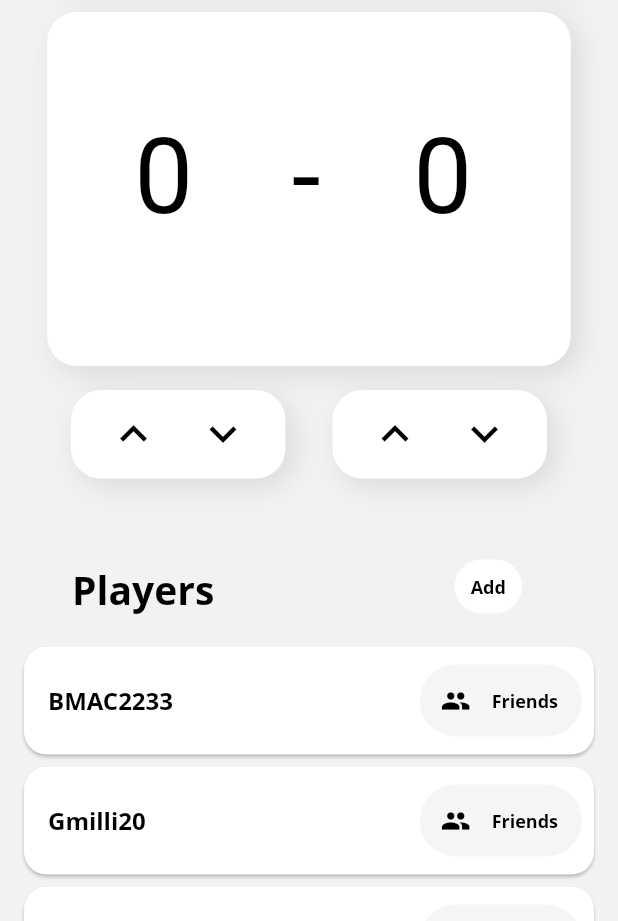
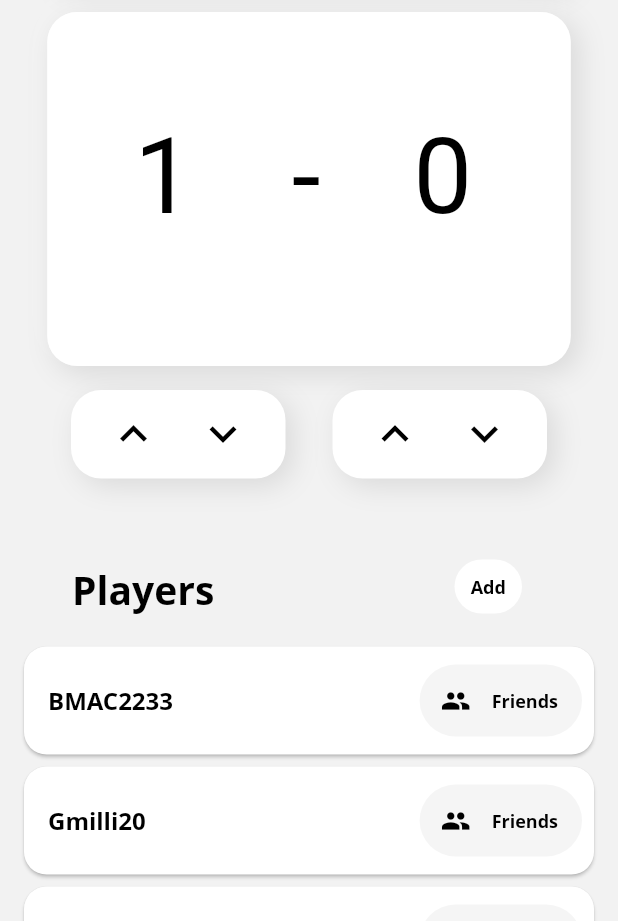
Before and after one commit to gmurr20/dubs_app, a Flutter app: the SessionLeader screen opened by its route, after a tap on the "expand less" icon, on a phone screen of 412 x 824 dp, the part 315-1236 px from its top. Run offline on Flutter 3.47's test engine with Material 2 defaults, Android fonts, the phone set to English and light mode, and no system bars; our stand-ins replace bloc, cloud_firestore, equatable, firebase_auth, flutter_bloc, google_fonts and 2 more; accounts and stored records are empty; Roboto replaces fonts that are missing (Arial Black, Open Sans).

```diff
--- a/lib/bloc/dubs_session/session_bloc.dart
+++ b/lib/bloc/dubs_session/session_bloc.dart
@@ -1,3 +1,4 @@
+import 'package:dubs_app/logger/log_printer.dart';
 import 'package:flutter/material.dart';
 import 'package:bloc/bloc.dart';
 import 'package:dubs_app/bloc/dubs_session/session_events.dart';
@@ -5,13 +6,13 @@ import 'package:dubs_app/bloc/dubs_session/session_states.dart';
 
 class SessionBloc extends Bloc<SessionEvent, SessionState> {
   CountState countState = CountState(0);
-
+  final _logger = getLogger("SessionBloc");
   @override
-  //get count => CountState(count);
   SessionState get initialState => CountState(0);
 
   @override
   Stream<SessionState> mapEventToState(SessionEvent event) async* {
+    _logger.v('Print ${countState.count}');
     yield TempAnimationState(countState);
     if (event is IncrementWinEvent) {
       yield CountState(countState.count + 1);
--- a/lib/router/router.dart
+++ b/lib/router/router.dart
@@ -1,3 +1,4 @@
+import 'package:dubs_app/bloc/dubs_session/session_bloc.dart';
 import 'package:dubs_app/screen/dubs_session/SessionLeader.dart';
 import 'package:dubs_app/logger/log_printer.dart';
 import 'package:dubs_app/model/user.dart';
@@ -23,9 +24,11 @@ const String tutorialROute = '/tutorial';
 
 class Router {
   static UserRepository userRepo = UserRepository();
+  static SessionBloc _sessionBloc = SessionBloc();
   static User currentUser;
   static final _logger = getLogger("Router");
   static BuildContext context;
+
   static Route<dynamic> generateRoute(RouteSettings settings) {
     switch (settings.name) {
       case splashRoute:
@@ -49,9 +52,9 @@ class Router {
       case addUsernameRoute:
         return _createNewPage(SetUserDataPage(userRepository: userRepo));
       case startSessionRoute:
-        return _createNewPage(SessionLeader());
+        return _createNewPage(SessionLeader(sessionBloc: _sessionBloc));
       case testRoute:
-        return _createNewPage(SessionLeader());
+        return _createNewPage(SessionLeader(sessionBloc: _sessionBloc));
       default:
         return MaterialPageRoute(
             builder: (_) => Scaffold(
--- a/lib/screen/dubs_session/Score.dart
+++ b/lib/screen/dubs_session/Score.dart
@@ -1,21 +1,29 @@
 import 'package:dubs_app/bloc/dubs_session/session_bloc.dart';
 import 'package:dubs_app/bloc/dubs_session/session_events.dart';
 import 'package:dubs_app/bloc/dubs_session/session_states.dart';
+import 'package:dubs_app/logger/log_printer.dart';
 import 'package:flutter/material.dart';
 import 'package:flutter_bloc/flutter_bloc.dart';
 
-class Score extends StatelessWidget {
+class Score extends StatefulWidget {
+  SessionBloc sessionBloc;
+
   Score({
     Key key,
+    this.sessionBloc,
   }) : super(key: key);
 
   @override
+  _ScoreState createState() => _ScoreState();
+}
+
+class _ScoreState extends State<Score> {
+  SessionBloc get sessionBloc => widget.sessionBloc;
+
+  final _logger = getLogger("Count");
+
+  @override
   Widget build(BuildContext context) {
-    // int get count => sessionBloc.count;
-    final sessionBloc = SessionBloc();
-
-    sessionBloc.listen(print);
-
     return BlocListener(
         bloc: sessionBloc,
         listener: (
@@ -29,6 +37,7 @@ class Score extends StatelessWidget {
               SessionState state,
             ) {
               int count;
+
               if (state is CountState) {
                 CountState countState = state;
                 count = countState.count;
@@ -36,7 +45,7 @@ class Score extends StatelessWidget {
                 TempAnimationState countState = state;
                 count = countState.count;
               }
-
+              _logger.v('Print ${count}');
               return Stack(
                 children: <Widget>[
                   // Adobe XD layer: 'Modal BG' (group)
--- a/lib/screen/dubs_session/SessionLeader.dart
+++ b/lib/screen/dubs_session/SessionLeader.dart
@@ -1,5 +1,6 @@
 import 'package:dubs_app/DesignSystem/dimensions.dart';
 import 'package:dubs_app/bloc/dubs_session/session_bloc.dart';
+import 'package:dubs_app/bloc/dubs_session/session_states.dart';
 import 'package:flutter/material.dart';
 import 'package:flutter_bloc/flutter_bloc.dart';
 import './Score.dart';
@@ -9,8 +10,11 @@ import 'Players.dart';
 import './OtherPlayers.dart';
 
 class SessionLeader extends StatefulWidget {
+  SessionBloc sessionBloc;
+
   SessionLeader({
     Key key,
+    @required this.sessionBloc,
   }) : super(key: key);
 
   @override
@@ -23,13 +27,25 @@ class _SessionLeaderState extends State<SessionLeader> {
     Navigator.of(context).pop();
   }
 
+  SessionBloc get _sessionBloc => widget.sessionBloc;
+
   @override
   Widget build(BuildContext context) {
+    return BlocListener(
+        bloc: _sessionBloc,
+        listener: (
+          BuildContext context,
+          SessionState state,
+        ) {},
+        child: BlocBuilder(
+            bloc: _sessionBloc,
+            builder: (
+              BuildContext context,
+              SessionState state,
+            ) {
               return Scaffold(
                 backgroundColor: const Color(0xfff2f2f2),
-      body: BlocProvider(
-        create: (BuildContext context) => SessionBloc(),
-        child: SingleChildScrollView(
+                body: SingleChildScrollView(
                   child: Column(
                     children: <Widget>[
                       Container(
@@ -44,23 +60,30 @@ class _SessionLeaderState extends State<SessionLeader> {
                         ),
                       ),
                       Container(
-                margin: spacer.top.xs + spacer.right.xs + spacer.left.xs,
+                        margin:
+                            spacer.top.xs + spacer.right.xs + spacer.left.xs,
                         child:
                             // Adobe XD layer: 'Players' (component)
                             Players(),
                       ),
                       Container(
-                margin: spacer.top.xs + spacer.right.xs + spacer.left.xs,
+                        margin:
+                            spacer.top.xs + spacer.right.xs + spacer.left.xs,
                         child:
                             // Adobe XD layer: 'Score' (component)
-                    Score(),
+                            Score(
+                          sessionBloc: _sessionBloc,
+                        ),
                       ),
                       Container(
-                  margin: spacer.top.xs + spacer.right.xs + spacer.left.xs,
+                          margin:
+                              spacer.top.xs + spacer.right.xs + spacer.left.xs,
                           child: Row(
                             mainAxisAlignment: MainAxisAlignment.spaceEvenly,
                             children: <Widget>[
-                      StepperLeft(),
+                              StepperLeft(
+                                sessionBloc: _sessionBloc,
+                              ),
                               StepperRight(),
                             ],
                           )
@@ -68,7 +91,8 @@ class _SessionLeaderState extends State<SessionLeader> {
 
                           ),
                       Container(
-                margin: spacer.top.xs + spacer.right.xs + spacer.left.xs,
+                        margin:
+                            spacer.top.xs + spacer.right.xs + spacer.left.xs,
                         child:
                             // Adobe XD layer: 'Other Players' (component)
                             OtherPlayers(),
@@ -76,7 +100,7 @@ class _SessionLeaderState extends State<SessionLeader> {
                     ],
                   ),
                 ),
-      ),
               );
+            }));
   }
 }
--- a/lib/screen/dubs_session/StepperLeft.dart
+++ b/lib/screen/dubs_session/StepperLeft.dart
@@ -5,8 +5,11 @@ import 'package:flutter/material.dart';
 import 'package:flutter_bloc/flutter_bloc.dart';
 
 class StepperLeft extends StatefulWidget {
+  SessionBloc sessionBloc;
+
   StepperLeft({
     Key key,
+    this.sessionBloc,
   }) : super(key: key);
 
   @override
@@ -14,10 +17,11 @@ class StepperLeft extends StatefulWidget {
 }
 
 class _StepperLeftState extends State<StepperLeft> {
+  SessionBloc get _sessionBloc => widget.sessionBloc;
+
   @override
   Widget build(BuildContext context) {
-    final _sessionBloc = SessionBloc();
-    _sessionBloc.listen(print);
+    // _sessionBloc.listen(print);
 
     return BlocListener(
         bloc: _sessionBloc,
```
Lines whose indentation alone changed are shown as unchanged.
